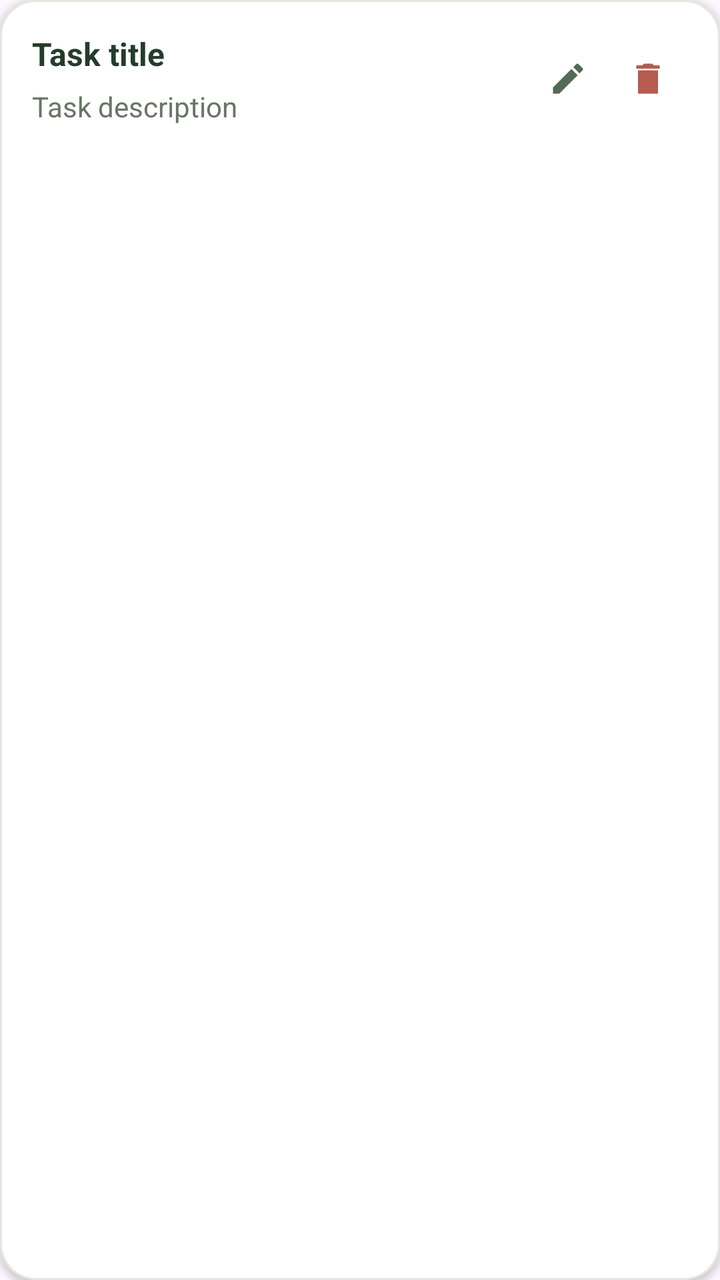
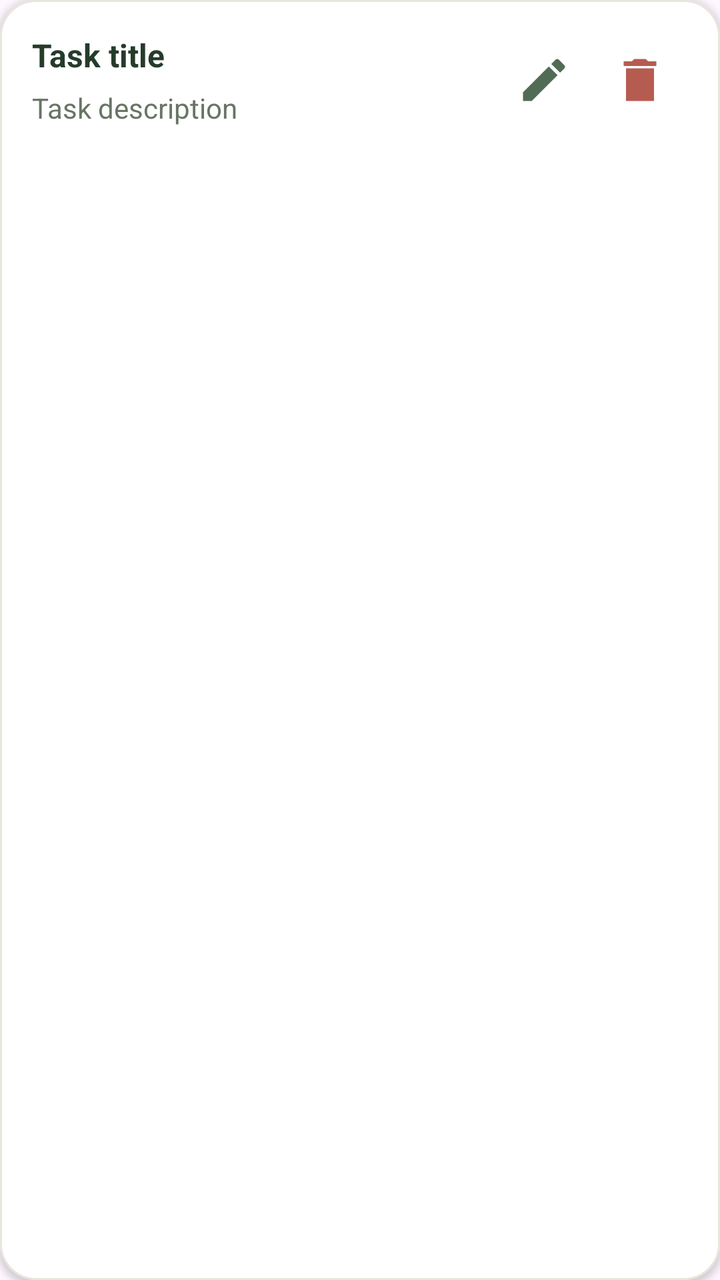

Before-and-after screenshots of an Android layout around one commit, followed by the original layout XML and the change that was made.
<!-- AndroidManifest.xml: application theme Theme.MyTodoApp -->
<!-- res/layout/item_task.xml -->
<?xml version="1.0" encoding="utf-8"?>
<com.google.android.material.card.MaterialCardView
    xmlns:android="http://schemas.android.com/apk/res/android"
    xmlns:app="http://schemas.android.com/apk/res-auto"
    android:layout_width="match_parent"
    android:layout_height="wrap_content"
    android:layout_marginBottom="12dp"
    app:cardBackgroundColor="#FFFFFF"
    app:cardCornerRadius="18dp"
    app:cardElevation="2dp"
    app:strokeColor="#E8E5DC"
    app:strokeWidth="1dp">

    <LinearLayout
        android:layout_width="match_parent"
        android:layout_height="wrap_content"
        android:orientation="horizontal"
        android:gravity="center_vertical"
        android:padding="16dp">

        
        <LinearLayout
            android:layout_width="0dp"
            android:layout_height="wrap_content"
            android:layout_weight="1"
            android:orientation="vertical">

            <TextView
                android:id="@+id/tvTaskTitle"
                android:layout_width="match_parent"
                android:layout_height="wrap_content"
                android:textColor="#263C2B"
                android:textSize="16sp"
                android:textStyle="bold"
                android:maxLines="2"
                android:ellipsize="end"
                android:text="@string/task_title" />

            <TextView
                android:id="@+id/tvTaskDescription"
                android:layout_width="match_parent"
                android:layout_height="wrap_content"
                android:layout_marginTop="6dp"
                android:textColor="#687565"
                android:textSize="14sp"
                android:maxLines="3"
                android:ellipsize="end"
                android:text="@string/task_description" />

        </LinearLayout>


        <ImageButton
            android:id="@+id/btnEditTask"
            android:layout_width="40dp"
            android:layout_height="40dp"
            android:layout_marginStart="8dp"
            android:background="?attr/selectableItemBackgroundBorderless"
            android:contentDescription="@string/edit_task"
            android:padding="10dp"
            android:scaleType="fitCenter"
            android:src="@drawable/ic_edit"
            app:tint="#526B55" />


        <ImageButton
            android:id="@+id/btnDeleteTask"
            android:layout_width="40dp"
            android:layout_height="40dp"
            android:background="?attr/selectableItemBackgroundBorderless"
            android:contentDescription="@string/delete_task"
            android:padding="10dp"
            android:scaleType="fitCenter"
            android:src="@drawable/ic_delete"
            app:tint="#B65B50" />

    </LinearLayout>

</com.google.android.material.card.MaterialCardView>
<!-- resources referenced by this layout -->
<resources>
  <!-- drawable ic_delete (drawable) -->
  <vector xmlns:android="http://schemas.android.com/apk/res/android" android:height="24dp" android:tint="#000000" android:viewportHeight="24" android:viewportWidth="24" android:width="24dp">
        
      <path android:fillColor="@android:color/white" android:pathData="M6,21h12V7H6v14zM19,4h-3.5l-1,-1h-5l-1,1H5v2h14V4z"/>
      
  </vector>
  <!-- drawable ic_edit (drawable) -->
  <vector xmlns:android="http://schemas.android.com/apk/res/android" android:height="24dp" android:tint="#000000" android:viewportHeight="24" android:viewportWidth="24" android:width="24dp">
        
      <path android:fillColor="@android:color/white" android:pathData="M3,17.25V21h3.75L17.81,9.94l-3.75,-3.75L3,17.25zM20.71,7.04c0.39,-0.39 0.39,-1.02 0,-1.41l-2.34,-2.34c-0.39,-0.39 -1.02,-0.39 -1.41,0l-1.83,1.83 3.75,3.75 1.83,-1.83z"/>
      
  </vector>
  <string name="delete_task">Delete task</string>
  <string name="edit_task">Edit task</string>
  <string name="task_description">Task description</string>
  <string name="task_title">Task title</string>
  <style name="Theme.MyTodoApp" parent="Base.Theme.MyTodoApp" />
  <style name="Base.Theme.MyTodoApp" parent="Theme.Material3.DayNight.NoActionBar">
          
          
      </style>
</resources>

<!-- the commit's change to res/layout/item_task.xml (unified diff, before → after) -->
@@ -2,9 +2,11 @@
 <com.google.android.material.card.MaterialCardView
     xmlns:android="http://schemas.android.com/apk/res/android"
     xmlns:app="http://schemas.android.com/apk/res-auto"
+    xmlns:tools="http://schemas.android.com/tools"
     android:layout_width="match_parent"
     android:layout_height="wrap_content"
     android:layout_marginBottom="12dp"
+    android:fitsSystemWindows="true"
     app:cardBackgroundColor="#FFFFFF"
     app:cardCornerRadius="18dp"
     app:cardElevation="2dp"
@@ -18,14 +20,15 @@
         android:gravity="center_vertical"
         android:padding="16dp">
 
-        
+
         <LinearLayout
             android:layout_width="0dp"
             android:layout_height="wrap_content"
             android:layout_weight="1"
             android:orientation="vertical">
 
-            <TextView
+
+            <com.google.android.material.textview.MaterialTextView
                 android:id="@+id/tvTaskTitle"
                 android:layout_width="match_parent"
                 android:layout_height="wrap_content"
@@ -34,9 +37,10 @@
                 android:textStyle="bold"
                 android:maxLines="2"
                 android:ellipsize="end"
-                android:text="@string/task_title" />
+                android:text="@string/task_title"
+                tools:ignore="VisualLintSystemUi" />
 
-            <TextView
+            <com.google.android.material.textview.MaterialTextView
                 android:id="@+id/tvTaskDescription"
                 android:layout_width="match_parent"
                 android:layout_height="wrap_content"
@@ -52,8 +56,8 @@
 
         <ImageButton
             android:id="@+id/btnEditTask"
-            android:layout_width="40dp"
-            android:layout_height="40dp"
+            android:layout_width="48dp"
+            android:layout_height="48dp"
             android:layout_marginStart="8dp"
             android:background="?attr/selectableItemBackgroundBorderless"
             android:contentDescription="@string/edit_task"
@@ -65,8 +69,8 @@
 
         <ImageButton
             android:id="@+id/btnDeleteTask"
-            android:layout_width="40dp"
-            android:layout_height="40dp"
+            android:layout_width="48dp"
+            android:layout_height="48dp"
             android:background="?attr/selectableItemBackgroundBorderless"
             android:contentDescription="@string/delete_task"
             android:padding="10dp"
